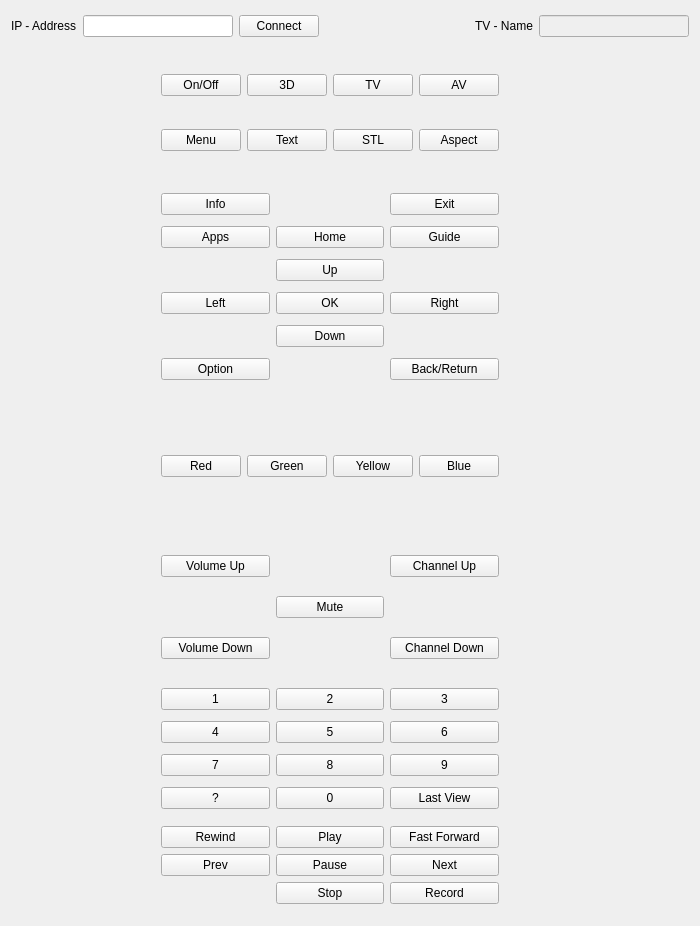
Qt form src/gui/res/forms/mainwidget.ui (mrpilot2/panasonicVieraRemoteControlQt) before a commit.
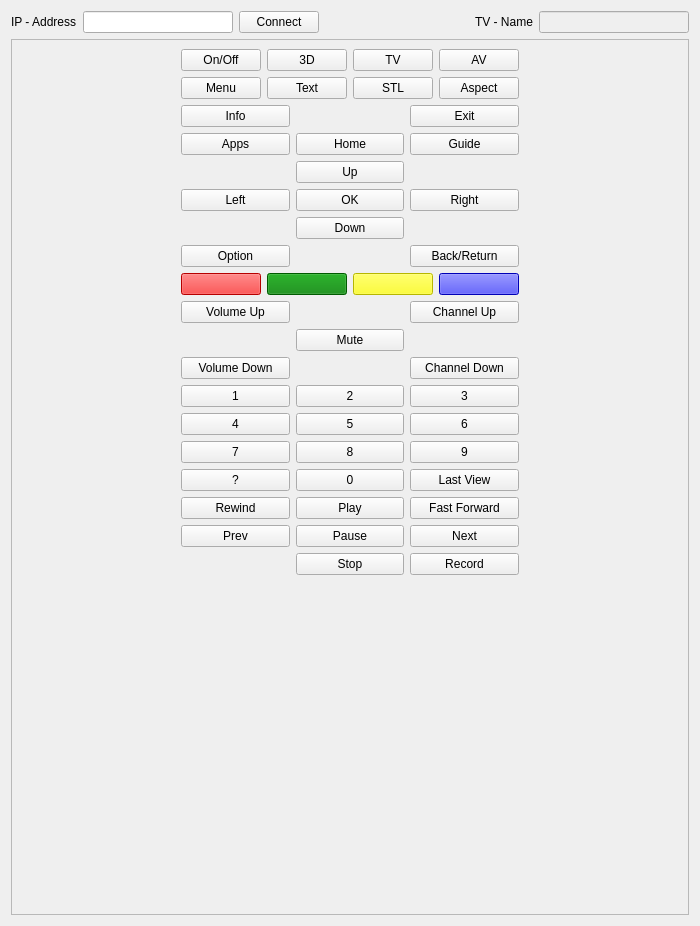
The same form after that commit.

Patch:
```diff
--- a/src/gui/res/forms/mainwidget.ui
+++ b/src/gui/res/forms/mainwidget.ui
@@ -13,68 +13,100 @@
   <property name="windowTitle">
    <string>Form</string>
   </property>
+  <layout class="QGridLayout" name="gridLayout_8">
+   <item row="0" column="0">
+    <layout class="QHBoxLayout" name="horizontalLayout">
+     <item>
+      <widget class="QLabel" name="labelIP">
+       <property name="text">
+        <string>IP - Address</string>
+       </property>
+      </widget>
+     </item>
+     <item>
+      <widget class="QLineEdit" name="lineEditIP"/>
+     </item>
+     <item>
+      <widget class="QPushButton" name="pushButtonConnect">
+       <property name="text">
+        <string>Connect</string>
+       </property>
+      </widget>
+     </item>
+     <item>
+      <spacer name="horizontalSpacer">
+       <property name="orientation">
+        <enum>Qt::Horizontal</enum>
+       </property>
+       <property name="sizeHint" stdset="0">
+        <size>
+         <width>40</width>
+         <height>20</height>
+        </size>
+       </property>
+      </spacer>
+     </item>
+     <item>
+      <widget class="QLabel" name="labelTVName">
+       <property name="text">
+        <string>TV - Name</string>
+       </property>
+      </widget>
+     </item>
+     <item>
+      <widget class="QLineEdit" name="lineEditTVName">
+       <property name="enabled">
+        <bool>false</bool>
+       </property>
+      </widget>
+     </item>
+    </layout>
+   </item>
+   <item row="1" column="0">
+    <widget class="QScrollArea" name="scrollArea">
+     <property name="styleSheet">
+      <string notr="true">QPushButton
+       {
+       border-style: solid;
+       border-width:1px;
+       border-radius:10px;
+       border-color: grey;
+       padding: 10px;
+       }
+
+       QPushButton:pressed {
+       background-color: rgb(224, 0, 0);
+       border-style: inset;
+       }r
+      </string>
+     </property>
+     <property name="widgetResizable">
+      <bool>true</bool>
+     </property>
+     <widget class="QWidget" name="scrollAreaWidgetContents">
+      <property name="geometry">
+       <rect>
+        <x>0</x>
+        <y>0</y>
+        <width>667</width>
+        <height>885</height>
+       </rect>
+      </property>
   <layout class="QGridLayout" name="gridLayout_6">
-   <item row="6" column="2">
-    <layout class="QGridLayout" name="gridLayout_5">
-     <item row="0" column="0">
-      <widget class="QPushButton" name="buttonRewind">
-       <property name="text">
-        <string>Rewind</string>
-       </property>
-      </widget>
-     </item>
-     <item row="0" column="1">
-      <widget class="QPushButton" name="buttonPlay">
-       <property name="text">
-        <string>Play</string>
-       </property>
-      </widget>
-     </item>
-     <item row="0" column="2">
-      <widget class="QPushButton" name="buttonFastForward">
-       <property name="text">
-        <string>Fast Forward</string>
-       </property>
-      </widget>
-     </item>
-     <item row="1" column="0">
-      <widget class="QPushButton" name="buttonPrevious">
-       <property name="text">
-        <string>Prev</string>
-       </property>
-      </widget>
-     </item>
-     <item row="1" column="1">
-      <widget class="QPushButton" name="buttonPause">
-       <property name="text">
-        <string>Pause</string>
-       </property>
-      </widget>
-     </item>
-     <item row="1" column="2">
-      <widget class="QPushButton" name="buttonNext">
-       <property name="text">
-        <string>Next</string>
-       </property>
-      </widget>
-     </item>
-     <item row="2" column="1">
-      <widget class="QPushButton" name="buttonStop">
-       <property name="text">
-        <string>Stop</string>
-       </property>
-      </widget>
-     </item>
-     <item row="2" column="2">
-      <widget class="QPushButton" name="buttonRecord">
-       <property name="text">
-        <string>Record</string>
-       </property>
-      </widget>
-     </item>
-    </layout>
-   </item>
-   <item row="4" column="2">
+       <item row="2" column="4" rowspan="2">
+        <spacer name="horizontalSpacer_4">
+         <property name="orientation">
+          <enum>Qt::Horizontal</enum>
+         </property>
+         <property name="sizeHint" stdset="0">
+          <size>
+           <width>40</width>
+           <height>20</height>
+          </size>
+         </property>
+        </spacer>
+       </item>
+       <item row="5" column="1" colspan="3">
     <layout class="QGridLayout" name="gridLayout_3">
      <item row="0" column="0">
       <widget class="QPushButton" name="buttonVolumeUp">
@@ -113,7 +145,106 @@
      </item>
     </layout>
    </item>
-   <item row="1" column="2">
+       <item row="9" column="2">
+        <spacer name="verticalSpacer">
+         <property name="orientation">
+          <enum>Qt::Vertical</enum>
+         </property>
+         <property name="sizeHint" stdset="0">
+          <size>
+           <width>17</width>
+           <height>361</height>
+          </size>
+         </property>
+        </spacer>
+       </item>
+       <item row="4" column="1" colspan="3">
+        <layout class="QGridLayout" name="gridLayout_7">
+         <item row="0" column="0">
+          <widget class="QPushButton" name="buttonRed">
+           <property name="styleSheet">
+            <string notr="true">background-color: red;</string>
+           </property>
+           <property name="text">
+            <string/>
+           </property>
+          </widget>
+         </item>
+         <item row="0" column="3">
+          <widget class="QPushButton" name="buttonBlue">
+           <property name="autoFillBackground">
+            <bool>false</bool>
+           </property>
+           <property name="styleSheet">
+            <string notr="true">background-color: blue;</string>
+           </property>
+           <property name="text">
+            <string/>
+           </property>
+          </widget>
+         </item>
+         <item row="0" column="2">
+          <widget class="QPushButton" name="buttonYellow">
+           <property name="styleSheet">
+            <string notr="true">background-color: yellow;</string>
+           </property>
+           <property name="text">
+            <string/>
+           </property>
+          </widget>
+         </item>
+         <item row="0" column="1">
+          <widget class="QPushButton" name="buttonGreen">
+           <property name="styleSheet">
+            <string notr="true">background-color: green;</string>
+           </property>
+           <property name="text">
+            <string/>
+           </property>
+          </widget>
+         </item>
+        </layout>
+       </item>
+       <item row="5" column="0">
+        <spacer name="horizontalSpacer_7">
+         <property name="orientation">
+          <enum>Qt::Horizontal</enum>
+         </property>
+         <property name="sizeHint" stdset="0">
+          <size>
+           <width>40</width>
+           <height>20</height>
+          </size>
+         </property>
+        </spacer>
+       </item>
+       <item row="2" column="0" rowspan="2">
+        <spacer name="horizontalSpacer_5">
+         <property name="orientation">
+          <enum>Qt::Horizontal</enum>
+         </property>
+         <property name="sizeHint" stdset="0">
+          <size>
+           <width>40</width>
+           <height>20</height>
+          </size>
+         </property>
+        </spacer>
+       </item>
+       <item row="0" column="0" rowspan="2">
+        <spacer name="horizontalSpacer_3">
+         <property name="orientation">
+          <enum>Qt::Horizontal</enum>
+         </property>
+         <property name="sizeHint" stdset="0">
+          <size>
+           <width>40</width>
+           <height>20</height>
+          </size>
+         </property>
+        </spacer>
+       </item>
+       <item row="0" column="1" rowspan="2" colspan="3">
     <layout class="QGridLayout" name="gridLayout">
      <item row="0" column="0">
       <widget class="QPushButton" name="buttonOnOff">
@@ -173,79 +304,8 @@
      </item>
     </layout>
    </item>
-   <item row="5" column="3" colspan="2">
-    <spacer name="horizontalSpacer_11">
-     <property name="orientation">
-      <enum>Qt::Horizontal</enum>
-     </property>
-     <property name="sizeHint" stdset="0">
-      <size>
-       <width>207</width>
-       <height>28</height>
-      </size>
-     </property>
-    </spacer>
-   </item>
-   <item row="2" column="0" colspan="2">
-    <spacer name="horizontalSpacer_3">
-     <property name="orientation">
-      <enum>Qt::Horizontal</enum>
-     </property>
-     <property name="sizeHint" stdset="0">
-      <size>
-       <width>168</width>
-       <height>203</height>
-      </size>
-     </property>
-    </spacer>
-   </item>
-   <item row="3" column="0" colspan="2">
-    <spacer name="horizontalSpacer_5">
-     <property name="orientation">
-      <enum>Qt::Horizontal</enum>
-     </property>
-     <property name="sizeHint" stdset="0">
-      <size>
-       <width>139</width>
-       <height>38</height>
-      </size>
-     </property>
-    </spacer>
-   </item>
-   <item row="6" column="3" colspan="2">
-    <spacer name="horizontalSpacer_13">
-     <property name="orientation">
-      <enum>Qt::Horizontal</enum>
-     </property>
-     <property name="sizeHint" stdset="0">
-      <size>
-       <width>207</width>
-       <height>20</height>
-      </size>
-     </property>
-    </spacer>
-   </item>
-   <item row="0" column="0" colspan="5">
-    <layout class="QHBoxLayout" name="horizontalLayout">
-     <item>
-      <widget class="QLabel" name="labelIP">
-       <property name="text">
-        <string>IP - Address</string>
-       </property>
-      </widget>
-     </item>
-     <item>
-      <widget class="QLineEdit" name="lineEditIP"/>
-     </item>
-     <item>
-      <widget class="QPushButton" name="pushButtonConnect">
-       <property name="text">
-        <string>Connect</string>
-       </property>
-      </widget>
-     </item>
-     <item>
-      <spacer name="horizontalSpacer">
+       <item row="4" column="0">
+        <spacer name="horizontalSpacer_6">
        <property name="orientation">
         <enum>Qt::Horizontal</enum>
        </property>
@@ -257,137 +317,7 @@
        </property>
       </spacer>
      </item>
-     <item>
-      <widget class="QLabel" name="labelTVName">
-       <property name="text">
-        <string>TV - Name</string>
-       </property>
-      </widget>
-     </item>
-     <item>
-      <widget class="QLineEdit" name="lineEditTVName">
-       <property name="enabled">
-        <bool>false</bool>
-       </property>
-      </widget>
-     </item>
-    </layout>
-   </item>
-   <item row="5" column="2">
-    <layout class="QGridLayout" name="gridLayout_4">
-     <item row="0" column="0">
-      <widget class="QPushButton" name="button1">
-       <property name="text">
-        <string>1</string>
-       </property>
-      </widget>
-     </item>
-     <item row="0" column="1">
-      <widget class="QPushButton" name="button2">
-       <property name="text">
-        <string>2</string>
-       </property>
-      </widget>
-     </item>
-     <item row="0" column="2">
-      <widget class="QPushButton" name="button3">
-       <property name="text">
-        <string>3</string>
-       </property>
-      </widget>
-     </item>
-     <item row="1" column="0">
-      <widget class="QPushButton" name="button4">
-       <property name="text">
-        <string>4</string>
-       </property>
-      </widget>
-     </item>
-     <item row="1" column="1">
-      <widget class="QPushButton" name="button5">
-       <property name="text">
-        <string>5</string>
-       </property>
-      </widget>
-     </item>
-     <item row="1" column="2">
-      <widget class="QPushButton" name="button6">
-       <property name="text">
-        <string>6</string>
-       </property>
-      </widget>
-     </item>
-     <item row="2" column="0">
-      <widget class="QPushButton" name="button7">
-       <property name="text">
-        <string>7</string>
-       </property>
-      </widget>
-     </item>
-     <item row="2" column="1">
-      <widget class="QPushButton" name="button8">
-       <property name="text">
-        <string>8</string>
-       </property>
-      </widget>
-     </item>
-     <item row="2" column="2">
-      <widget class="QPushButton" name="button9">
-       <property name="text">
-        <string>9</string>
-       </property>
-      </widget>
-     </item>
-     <item row="3" column="0">
-      <widget class="QPushButton" name="buttonHelp">
-       <property name="text">
-        <string>?</string>
-       </property>
-      </widget>
-     </item>
-     <item row="3" column="1">
-      <widget class="QPushButton" name="button0">
-       <property name="text">
-        <string>0</string>
-       </property>
-      </widget>
-     </item>
-     <item row="3" column="2">
-      <widget class="QPushButton" name="buttonLastView">
-       <property name="text">
-        <string>Last View</string>
-       </property>
-      </widget>
-     </item>
-    </layout>
-   </item>
-   <item row="6" column="0" colspan="2">
-    <spacer name="horizontalSpacer_12">
-     <property name="orientation">
-      <enum>Qt::Horizontal</enum>
-     </property>
-     <property name="sizeHint" stdset="0">
-      <size>
-       <width>97</width>
-       <height>20</height>
-      </size>
-     </property>
-    </spacer>
-   </item>
-   <item row="4" column="3" colspan="2">
-    <spacer name="horizontalSpacer_9">
-     <property name="orientation">
-      <enum>Qt::Horizontal</enum>
-     </property>
-     <property name="sizeHint" stdset="0">
-      <size>
-       <width>207</width>
-       <height>13</height>
-      </size>
-     </property>
-    </spacer>
-   </item>
-   <item row="2" column="2">
+       <item row="2" column="1" rowspan="2" colspan="3">
     <layout class="QGridLayout" name="gridLayout_2">
      <item row="0" column="0">
       <widget class="QPushButton" name="buttonInfo">
@@ -475,115 +405,248 @@
      </item>
     </layout>
    </item>
-   <item row="1" column="0" colspan="2">
+       <item row="4" column="4">
+        <spacer name="horizontalSpacer_9">
+         <property name="orientation">
+          <enum>Qt::Horizontal</enum>
+         </property>
+         <property name="sizeHint" stdset="0">
+          <size>
+           <width>40</width>
+           <height>20</height>
+          </size>
+         </property>
+        </spacer>
+       </item>
+       <item row="6" column="1" rowspan="2" colspan="3">
+        <layout class="QGridLayout" name="gridLayout_4">
+         <item row="0" column="0">
+          <widget class="QPushButton" name="button1">
+           <property name="text">
+            <string>1</string>
+           </property>
+          </widget>
+         </item>
+         <item row="0" column="1">
+          <widget class="QPushButton" name="button2">
+           <property name="text">
+            <string>2</string>
+           </property>
+          </widget>
+         </item>
+         <item row="0" column="2">
+          <widget class="QPushButton" name="button3">
+           <property name="text">
+            <string>3</string>
+           </property>
+          </widget>
+         </item>
+         <item row="1" column="0">
+          <widget class="QPushButton" name="button4">
+           <property name="text">
+            <string>4</string>
+           </property>
+          </widget>
+         </item>
+         <item row="1" column="1">
+          <widget class="QPushButton" name="button5">
+           <property name="text">
+            <string>5</string>
+           </property>
+          </widget>
+         </item>
+         <item row="1" column="2">
+          <widget class="QPushButton" name="button6">
+           <property name="text">
+            <string>6</string>
+           </property>
+          </widget>
+         </item>
+         <item row="2" column="0">
+          <widget class="QPushButton" name="button7">
+           <property name="text">
+            <string>7</string>
+           </property>
+          </widget>
+         </item>
+         <item row="2" column="1">
+          <widget class="QPushButton" name="button8">
+           <property name="text">
+            <string>8</string>
+           </property>
+          </widget>
+         </item>
+         <item row="2" column="2">
+          <widget class="QPushButton" name="button9">
+           <property name="text">
+            <string>9</string>
+           </property>
+          </widget>
+         </item>
+         <item row="3" column="0">
+          <widget class="QPushButton" name="buttonHelp">
+           <property name="text">
+            <string>?</string>
+           </property>
+          </widget>
+         </item>
+         <item row="3" column="1">
+          <widget class="QPushButton" name="button0">
+           <property name="text">
+            <string>0</string>
+           </property>
+          </widget>
+         </item>
+         <item row="3" column="2">
+          <widget class="QPushButton" name="buttonLastView">
+           <property name="text">
+            <string>Last View</string>
+           </property>
+          </widget>
+         </item>
+        </layout>
+       </item>
+       <item row="5" column="4">
+        <spacer name="horizontalSpacer_8">
+         <property name="orientation">
+          <enum>Qt::Horizontal</enum>
+         </property>
+         <property name="sizeHint" stdset="0">
+          <size>
+           <width>40</width>
+           <height>20</height>
+          </size>
+         </property>
+        </spacer>
+       </item>
+       <item row="0" column="4" rowspan="2">
     <spacer name="horizontalSpacer_2">
      <property name="orientation">
       <enum>Qt::Horizontal</enum>
      </property>
      <property name="sizeHint" stdset="0">
       <size>
-       <width>162</width>
-       <height>131</height>
+           <width>40</width>
+           <height>20</height>
       </size>
      </property>
     </spacer>
    </item>
-   <item row="2" column="3" colspan="2">
-    <spacer name="horizontalSpacer_7">
-     <property name="orientation">
-      <enum>Qt::Horizontal</enum>
-     </property>
-     <property name="sizeHint" stdset="0">
-      <size>
-       <width>207</width>
-       <height>203</height>
-      </size>
-     </property>
-    </spacer>
-   </item>
-   <item row="1" column="3" colspan="2">
-    <spacer name="horizontalSpacer_6">
-     <property name="orientation">
-      <enum>Qt::Horizontal</enum>
-     </property>
-     <property name="sizeHint" stdset="0">
-      <size>
-       <width>207</width>
-       <height>128</height>
-      </size>
-     </property>
-    </spacer>
-   </item>
-   <item row="5" column="0" colspan="2">
+       <item row="6" column="0" rowspan="2">
     <spacer name="horizontalSpacer_10">
      <property name="orientation">
       <enum>Qt::Horizontal</enum>
      </property>
      <property name="sizeHint" stdset="0">
       <size>
-       <width>97</width>
-       <height>133</height>
+           <width>40</width>
+           <height>20</height>
       </size>
      </property>
     </spacer>
    </item>
-   <item row="3" column="3" colspan="2">
-    <spacer name="horizontalSpacer_8">
+       <item row="6" column="4" rowspan="2">
+        <spacer name="horizontalSpacer_11">
      <property name="orientation">
       <enum>Qt::Horizontal</enum>
      </property>
      <property name="sizeHint" stdset="0">
       <size>
-       <width>152</width>
-       <height>131</height>
+           <width>40</width>
+           <height>20</height>
       </size>
      </property>
     </spacer>
    </item>
-   <item row="4" column="0" colspan="2">
-    <spacer name="horizontalSpacer_4">
-     <property name="orientation">
-      <enum>Qt::Horizontal</enum>
-     </property>
-     <property name="sizeHint" stdset="0">
-      <size>
-       <width>159</width>
-       <height>131</height>
-      </size>
-     </property>
-    </spacer>
-   </item>
-   <item row="3" column="2">
-    <layout class="QGridLayout" name="gridLayout_7">
+       <item row="8" column="1" colspan="3">
+        <layout class="QGridLayout" name="gridLayout_5">
      <item row="0" column="0">
-      <widget class="QPushButton" name="buttonRed">
+          <widget class="QPushButton" name="buttonRewind">
        <property name="text">
-        <string>Red</string>
-       </property>
-      </widget>
-     </item>
-     <item row="0" column="3">
-      <widget class="QPushButton" name="buttonBlue">
-       <property name="text">
-        <string>Blue</string>
-       </property>
-      </widget>
-     </item>
-     <item row="0" column="2">
-      <widget class="QPushButton" name="buttonYellow">
-       <property name="text">
-        <string>Yellow</string>
+            <string>Rewind</string>
        </property>
       </widget>
      </item>
      <item row="0" column="1">
-      <widget class="QPushButton" name="buttonGreen">
+          <widget class="QPushButton" name="buttonPlay">
        <property name="text">
-        <string>Green</string>
+            <string>Play</string>
        </property>
       </widget>
      </item>
-    </layout>
+         <item row="0" column="2">
+          <widget class="QPushButton" name="buttonFastForward">
+           <property name="text">
+            <string>Fast Forward</string>
+           </property>
+          </widget>
+         </item>
+         <item row="1" column="0">
+          <widget class="QPushButton" name="buttonPrevious">
+           <property name="text">
+            <string>Prev</string>
+           </property>
+          </widget>
+         </item>
+         <item row="1" column="1">
+          <widget class="QPushButton" name="buttonPause">
+           <property name="text">
+            <string>Pause</string>
+           </property>
+          </widget>
+         </item>
+         <item row="1" column="2">
+          <widget class="QPushButton" name="buttonNext">
+           <property name="text">
+            <string>Next</string>
+           </property>
+          </widget>
+         </item>
+         <item row="2" column="1">
+          <widget class="QPushButton" name="buttonStop">
+           <property name="text">
+            <string>Stop</string>
+           </property>
+          </widget>
+         </item>
+         <item row="2" column="2">
+          <widget class="QPushButton" name="buttonRecord">
+           <property name="text">
+            <string>Record</string>
+           </property>
+          </widget>
+         </item>
+        </layout>
+       </item>
+       <item row="8" column="0">
+        <spacer name="horizontalSpacer_12">
+         <property name="orientation">
+          <enum>Qt::Horizontal</enum>
+         </property>
+         <property name="sizeHint" stdset="0">
+          <size>
+           <width>40</width>
+           <height>20</height>
+          </size>
+         </property>
+        </spacer>
+       </item>
+       <item row="8" column="4">
+        <spacer name="horizontalSpacer_13">
+         <property name="orientation">
+          <enum>Qt::Horizontal</enum>
+         </property>
+         <property name="sizeHint" stdset="0">
+          <size>
+           <width>40</width>
+           <height>20</height>
+          </size>
+         </property>
+        </spacer>
+       </item>
+      </layout>
+     </widget>
+    </widget>
    </item>
   </layout>
  </widget>
```
Lines whose indentation alone changed are shown as unchanged.
